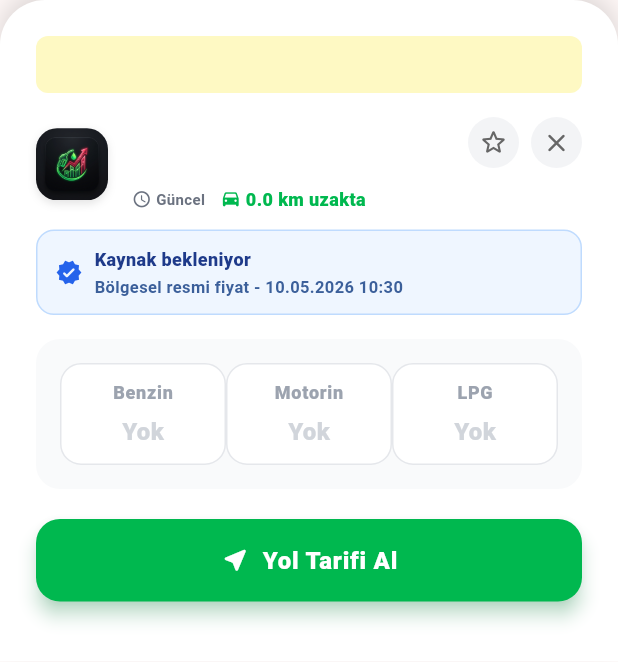
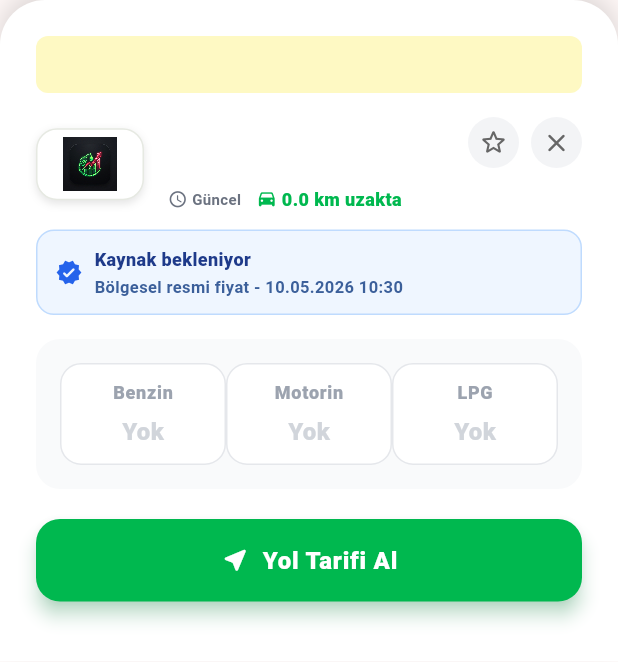
Before and after one commit to yakupefecaliskann/Fullet, a Flutter app: the StationBottomSheet widget shown alone on an empty page, opened directly with empty values, on a phone screen of 412 x 824 dp. Shown: the top 662 px of the screen. Run offline on Flutter 3.47's test engine with Material 3 defaults, Android fonts, the phone set to English and light mode, and no system bars; our stand-ins replace flutter_dotenv, geolocator, google_maps_flutter, shared_preferences, supabase_flutter; accounts and stored records are empty; network calls fail.

Commit message:
Clean up station brand logos

```diff
--- a/fullet_flutter/lib/widgets/station_bottom_sheet.dart
+++ b/fullet_flutter/lib/widgets/station_bottom_sheet.dart
@@ -26,17 +26,23 @@ class StationBottomSheet extends StatelessWidget {
   });
 
   String _getLogoPath(String marka) {
-    switch (marka) {
+    switch (marka.trim()) {
       case 'Shell':
-        return 'assets/shell.png.png';
+        return 'assets/logo_shell.png';
       case 'Opet':
-        return 'assets/opet.png.png';
+        return 'assets/logo_opet.png';
       case 'Petrol Ofisi':
-        return 'assets/po.png.png';
+        return 'assets/logo_petrol_ofisi.png';
       case 'BP':
-        return 'assets/bp.png.png';
+        return 'assets/logo_bp.png';
       case 'TotalEnergies':
-        return 'assets/total.png.png';
+        return 'assets/logo_totalenergies.png';
+      case 'Türkiye Petrolleri':
+      case 'Turkiye Petrolleri':
+      case 'TP':
+        return 'assets/logo_turkiye_petrolleri.png';
+      case 'Aytemiz':
+        return 'assets/logo_aytemiz.png';
       default:
         return 'assets/icon.png';
     }
@@ -149,12 +155,13 @@ class StationBottomSheet extends StatelessWidget {
               Expanded(
                 child: Row(
                   children: [
-                    // Note: We need to ensure assets exist. They will error if missing.
                     Container(
-                      width: 48,
+                      width: 72,
                       height: 48,
                       margin: const EdgeInsets.only(right: 16),
                       decoration: BoxDecoration(
+                          color: Colors.white,
+                          border: Border.all(color: const Color(0xFFE6E9E2)),
                           borderRadius: BorderRadius.circular(14),
                           boxShadow: [
                             BoxShadow(
@@ -164,13 +171,16 @@ class StationBottomSheet extends StatelessWidget {
                           ]),
                       child: ClipRRect(
                         borderRadius: BorderRadius.circular(14),
-                        // Fallback icon icon if asset fails
+                        child: Padding(
+                          padding: const EdgeInsets.all(5),
                           child: Image.asset(
                             _getLogoPath(station.brand),
                             fit: BoxFit.contain,
+                            filterQuality: FilterQuality.high,
                             errorBuilder: (context, error, stackTrace) =>
                                 const Icon(Icons.local_gas_station,
                                     size: 30, color: Colors.grey),
+                          ),
                         ),
                       ),
                     ),
```
Also changed, not shown: fullet_flutter/assets/logo_aytemiz.png (added), fullet_flutter/assets/logo_bp.png (added), fullet_flutter/assets/logo_opet.png (added), fullet_flutter/assets/logo_petrol_ofisi.png (added), fullet_flutter/assets/logo_shell.png (added), fullet_flutter/assets/logo_totalenergies.png (added), fullet_flutter/assets/logo_turkiye_petrolleri.png (added). Lines whose indentation alone changed are shown as unchanged.
